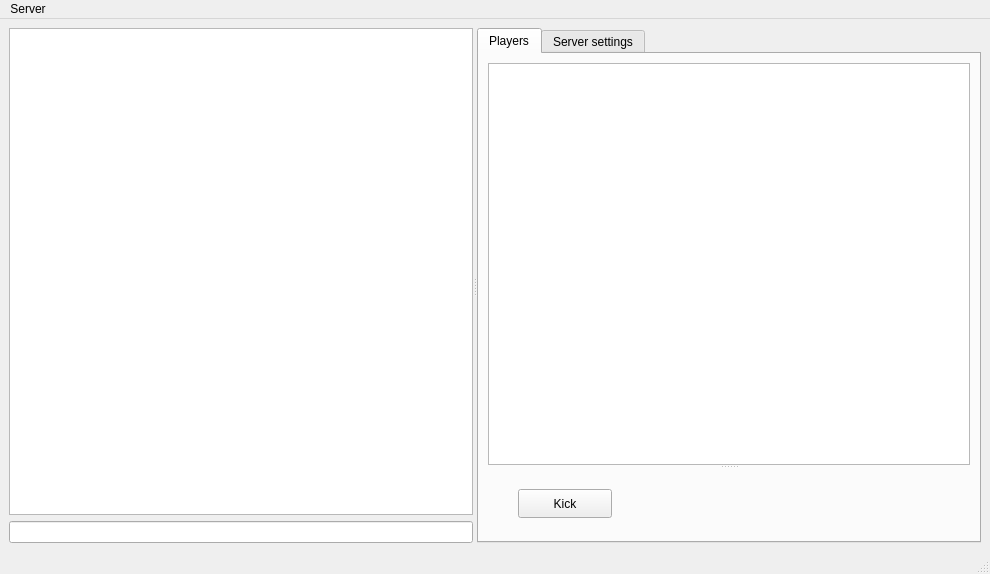
Old version of the form src/gui/mainwindow.ui in the repository daniel-j/jj2-server.
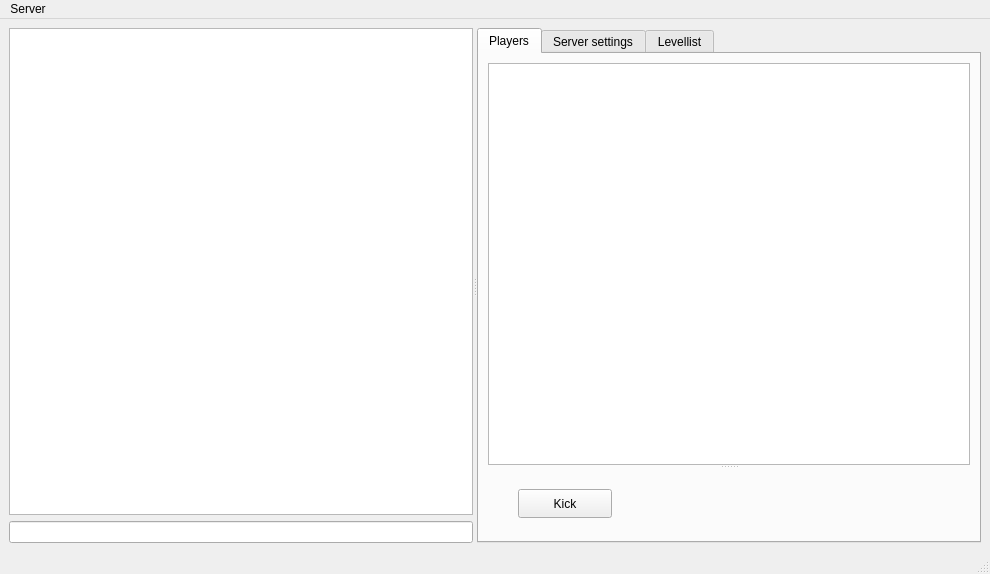
New version of the form.

Commit message: gui and console are separate! shares same core

```diff
--- a/src/gui/mainwindow.ui
+++ b/src/gui/mainwindow.ui
@@ -23,20 +23,25 @@
       <widget class="QWidget" name="layoutWidget">
        <layout class="QVBoxLayout" name="verticalLayout">
         <item>
-         <widget class="QPlainTextEdit" name="consoleInput">
+         <widget class="QPlainTextEdit" name="consoleOutput">
           <property name="minimumSize">
            <size>
             <width>200</width>
             <height>50</height>
            </size>
           </property>
+          <property name="font">
+           <font>
+            <pointsize>8</pointsize>
+           </font>
+          </property>
           <property name="readOnly">
            <bool>true</bool>
           </property>
          </widget>
         </item>
         <item>
-         <widget class="QLineEdit" name="consoleOutput"/>
+         <widget class="QLineEdit" name="consoleInput"/>
         </item>
        </layout>
       </widget>
@@ -123,6 +128,11 @@
           <string>Server settings</string>
          </attribute>
         </widget>
+        <widget class="QWidget" name="tab_3">
+         <attribute name="title">
+          <string>Levellist</string>
+         </attribute>
+        </widget>
        </widget>
       </widget>
      </widget>
```
Left out of the diff: 26 changed lines with no effect on the pictures. The commit also changes 18 other files.
